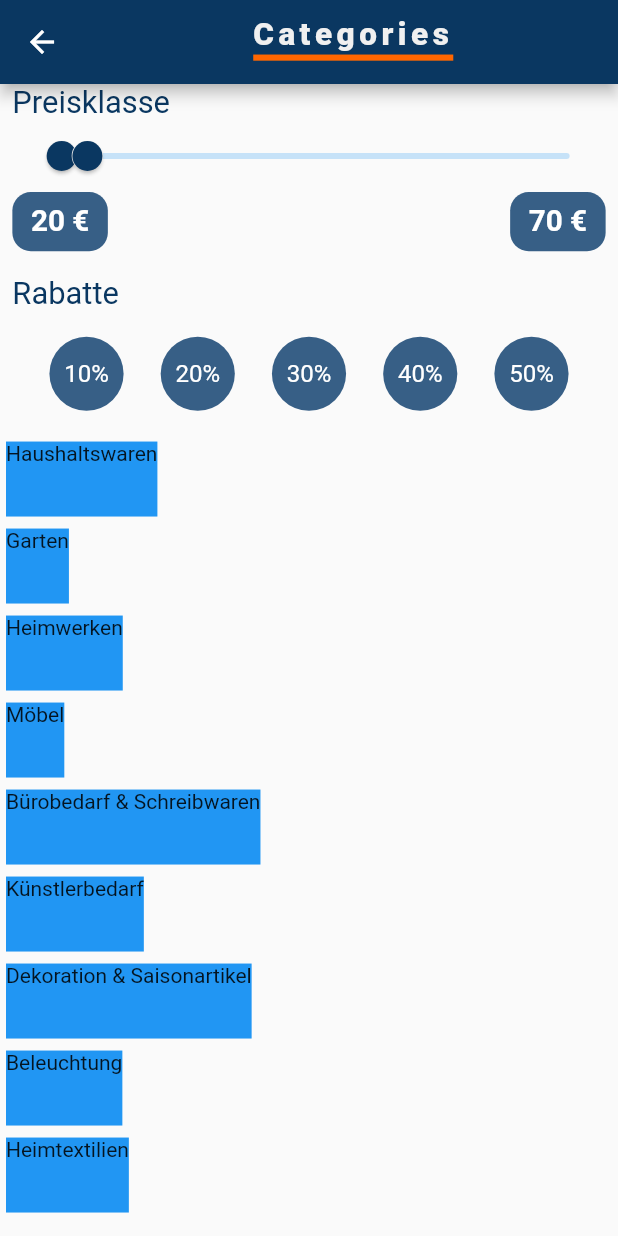
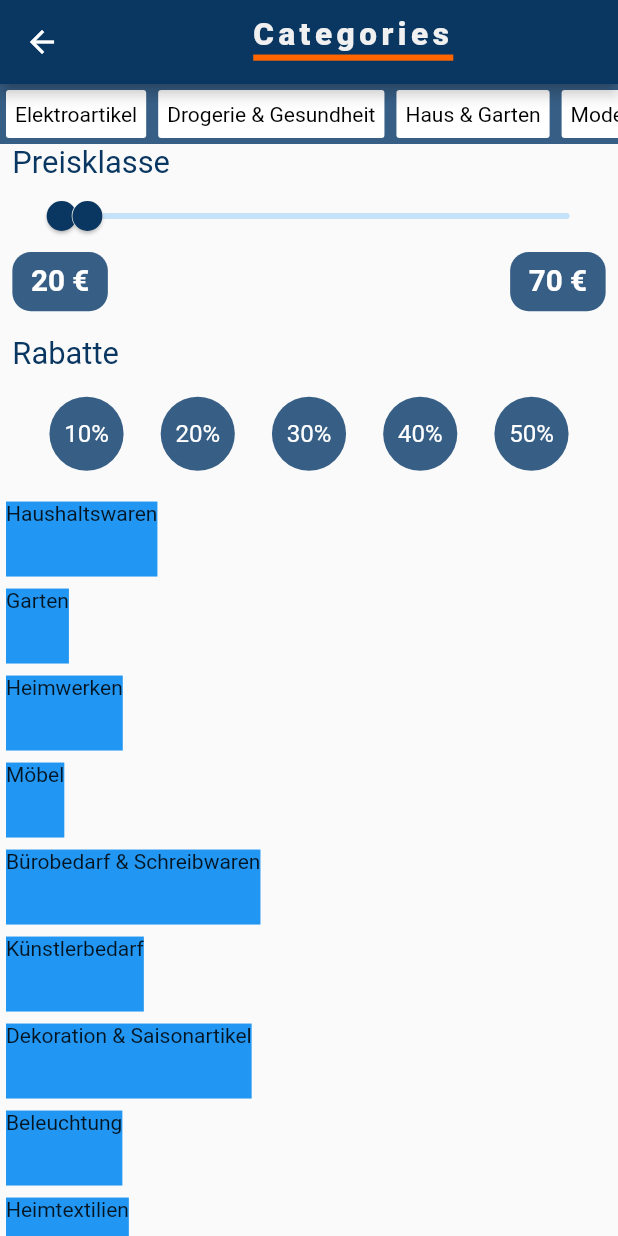
Before and after one commit to dimitarKolev99/flutter_project, a Flutter app: the BrowserPage screen opened directly, after a tap on "Haus & Garten", on a phone screen of 412 x 824 dp. Run offline on Flutter 3.47's test engine with Material 2 defaults, Android fonts, the phone set to English and light mode, and no system bars; our stand-ins replace flutter_local_notifications, google_fonts, line_awesome_flutter, mobx, shared_preferences, timezone; accounts and stored records are empty; network calls fail.

Commit message:
access main categories from category view

```diff
--- a/lib/view/browser_view.dart
+++ b/lib/view/browser_view.dart
@@ -1,3 +1,4 @@
+import 'package:flutter/gestures.dart';
 import 'package:penny_pincher/models/preferences_articles.dart';
 import 'package:penny_pincher/services/fav_functions.dart';
 import 'package:penny_pincher/services/product_api.dart';
@@ -22,6 +23,7 @@ class BrowserPage extends StatefulWidget {
   late final Stream<bool> stream;
   late final StreamController updateStream;
   int _currentProductId;
+
 
   BrowserPage(this.stream, this.updateStream, this._currentProductId);
 
@@ -79,6 +81,28 @@ class _BrowserPageState extends State<BrowserPage> {
   Timer? _timer;
 
   final _preferenceArticles = PreferencesArticles();
+
+  List<String> chosenCategories = [];
+
+  String getMainCategoryName(int i){
+    return widget.mainCategoryNames[i];
+  }
+
+  int getMainCategoryId(int i){
+    return widget.mainCategoryIds[i];
+  }
+
+  void addCategory(String s){
+    chosenCategories.add(s);
+  }
+
+  void deleteCategory(String s){
+    int index = chosenCategories.indexOf(s);
+    for(int i = chosenCategories.length-1; i >= index ; i--){
+      chosenCategories.remove(chosenCategories[i]);
+    }
+  }
+
 
   @override
   void initState() {
@@ -143,7 +167,6 @@ class _BrowserPageState extends State<BrowserPage> {
     print("got the new categorie : ${widget._currentProductId}");
     ThemeChanger _themeChanger = Provider.of<ThemeChanger>(context);
     MediaQueryData _mediaQueryData = MediaQuery.of(context);
-    ;
     double displayWidth = _mediaQueryData.size.width;
     double displayHeight = _mediaQueryData.size.height;
     double blockSizeHorizontal = displayWidth / 100; // screen width in 1%
@@ -159,34 +182,16 @@ class _BrowserPageState extends State<BrowserPage> {
               child: Container(
                 color: ThemeChanger.lightBlue,
                 height: 40,
+                width: displayWidth,
                 child: ListView.builder(
                     physics: ScrollPhysics(),
                     scrollDirection: Axis.horizontal,
                     shrinkWrap: true,
-                    itemCount: widget.mainCategories.length,
+                    itemCount: chosenCategories.isEmpty? widget.mainCategories.length : chosenCategories.length,
                     itemBuilder: (context, index) {
                       return InkWell(
-
-                          /*
                           onTap: () {
-                            Navigator.push(
-                              context,
-                              MaterialPageRoute(
-                                  builder: (context) => ExtendedView(
-                                      id: _products[index].productId,
-                                      title: _products[index].title,
-                                      saving: _products[index].saving,
-                                      category: _products[index].categoryName,
-                                      description: _products[index].description,
-                                      image: _products[index].image,
-                                      price: _products[index].price,
-                                      stream: streamController.stream,
-                                      callback: this)),
-                            );
-                            streamController.add(true);
-                          },
-                           */
-                          onTap: () {
+                            chosenCategories = [];
                             Navigator.push(
                                 context,
                                 MaterialPageRoute(
@@ -202,24 +207,27 @@ class _BrowserPageState extends State<BrowserPage> {
                           },
                           child: Container(
                             decoration: BoxDecoration(
-                              color: ThemeChanger.articlecardbackground,
+                              color: chosenCategories.isEmpty? ThemeChanger.articlecardbackground : ThemeChanger.highlightedColor,
                               borderRadius: BorderRadius.circular(2),
                             ),
-                            alignment: Alignment.center,
+                            alignment: Alignment.centerRight,
                             margin: EdgeInsets.all(4),
                             //padding: EdgeInsets.all(4),
                             padding: EdgeInsets.symmetric(horizontal: 6),
                             height: 40,
                             child: Text(
-                              widget.mainCategoryNames[index],
+                              chosenCategories.isEmpty? widget.mainCategoryNames[index] : chosenCategories[index],
                               style: TextStyle(
                                 color: ThemeChanger.reversetextColor,
+                                fontWeight:  !chosenCategories.isEmpty && index == chosenCategories.length-1?  FontWeight.bold :FontWeight.normal,
                               ),
                             ),
                           ));
                     }),
               ),
             ),
+
+
 
             // This Grid View is supposed to show the main categories on top of the screen in the browser view
             Expanded(
--- a/lib/view/subcategory_view.dart
+++ b/lib/view/subcategory_view.dart
@@ -16,6 +16,7 @@ class SubcategoryView extends StatefulWidget{
   late final StreamController updateStream;
   final dynamic callback;
 
+
   SubcategoryView({
     required this.categoryId,
     required this.categoryName,
@@ -23,6 +24,7 @@ class SubcategoryView extends StatefulWidget{
     required this.updateStream,
     required this.callback,
   });
+
 
 
   @override
@@ -159,6 +161,58 @@ class _SubcategoryViewState extends State<SubcategoryView>{
               Column(
                 mainAxisAlignment: MainAxisAlignment.start,
                 children: [
+                  // Main Categories
+                  Align(
+                      alignment: Alignment.topCenter,
+                      child: Container(
+                          color: ThemeChanger.lightBlue,
+                          height: 40,
+                          child: ListView.builder(
+                              physics: ScrollPhysics(),
+                              scrollDirection: Axis.horizontal,
+                              shrinkWrap: true,
+                              itemCount: 10,
+                              itemBuilder: (context, index) {
+                                return InkWell(
+                                    onTap: () {
+                                      setState(() {
+                                        widget.categoryId = widget.callback.widget.mainCategoryIds[index];
+                                        print("lasdköjflöaksjf ${widget.callback.widget.mainCategoryIds[index]}");
+                                        widget.callback.chosenCategories.clear();
+                                        Navigator.pushReplacement(
+                                            context,
+                                            MaterialPageRoute(
+                                              builder: (context) => SubcategoryView(
+                                                categoryName:
+                                                widget.callback.widget.mainCategoryNames[index],
+                                                categoryId: widget.callback.widget.mainCategoryIds[index],
+                                                stream: widget.stream,
+                                                updateStream: widget.updateStream,
+                                                callback: widget.callback,
+                                              ),
+                                            ));
+                                      });
+                                    },
+                                    child:  Container(
+                                      decoration: BoxDecoration(
+                                        color: ThemeChanger.articlecardbackground,
+                                        borderRadius: BorderRadius.circular(2),
+                                      ),
+                                      alignment: Alignment.centerRight,
+                                      margin: EdgeInsets.all(4),
+                                      //padding: EdgeInsets.all(4),
+                                      padding: EdgeInsets.symmetric(horizontal: 6),
+                                      height: 40,
+                                      child: Text(
+                                        widget.callback.widget.mainCategoryNames[index],
+                                        style: TextStyle(
+                                          color: ThemeChanger.reversetextColor,
+                                        ),
+                                      ),
+                                    )
+                                );
+                              }
+                          ))),
                   // Price and Discount
                   Container(
                     padding: EdgeInsets.symmetric(horizontal: blockSizeHorizontal * 2),
@@ -191,12 +245,6 @@ class _SubcategoryViewState extends State<SubcategoryView>{
                             min: 0,
                             max: 1000,
                             divisions: 100,
-                            /*
-                      labels: RangeLabels(
-                        _currentSliderValuesPrice.start.round().toString() + "€",
-                        _currentSliderValuesPrice.end.round().toString() + "€",
-                      ),
-                       */
                             onChanged: (RangeValues values) {
                               setState(() {
                                 _currentSliderValuesPrice = values;
```
Also changed, not shown: lib/view/widget/subcat_button.dart (+15 -5 lines).
